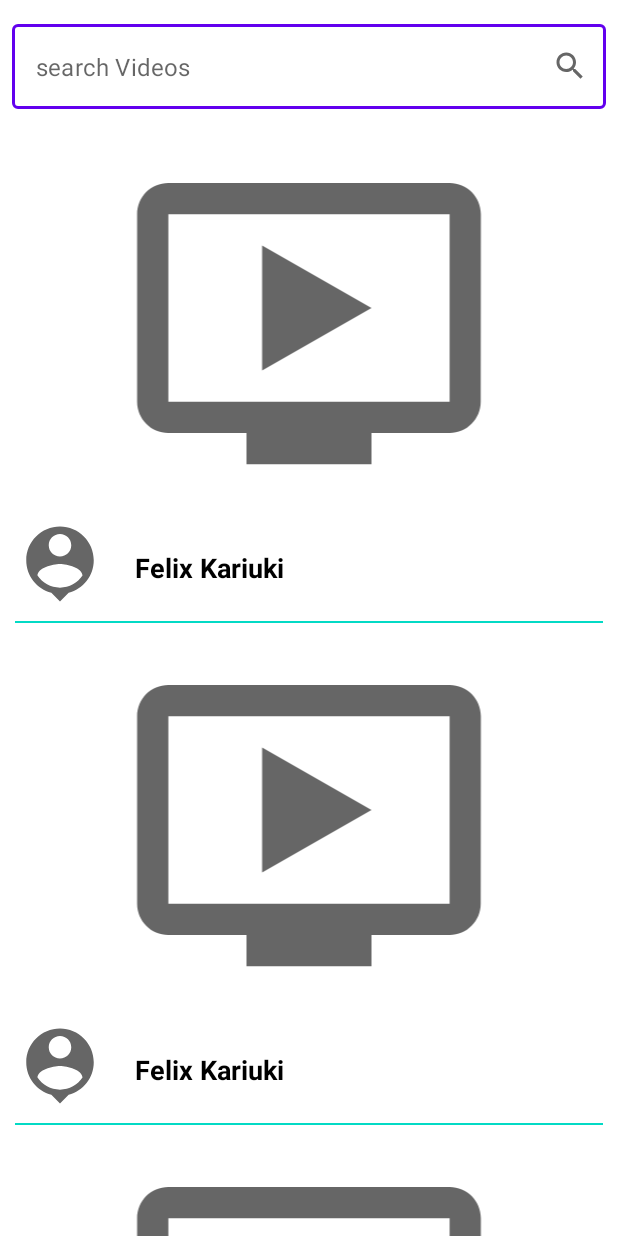
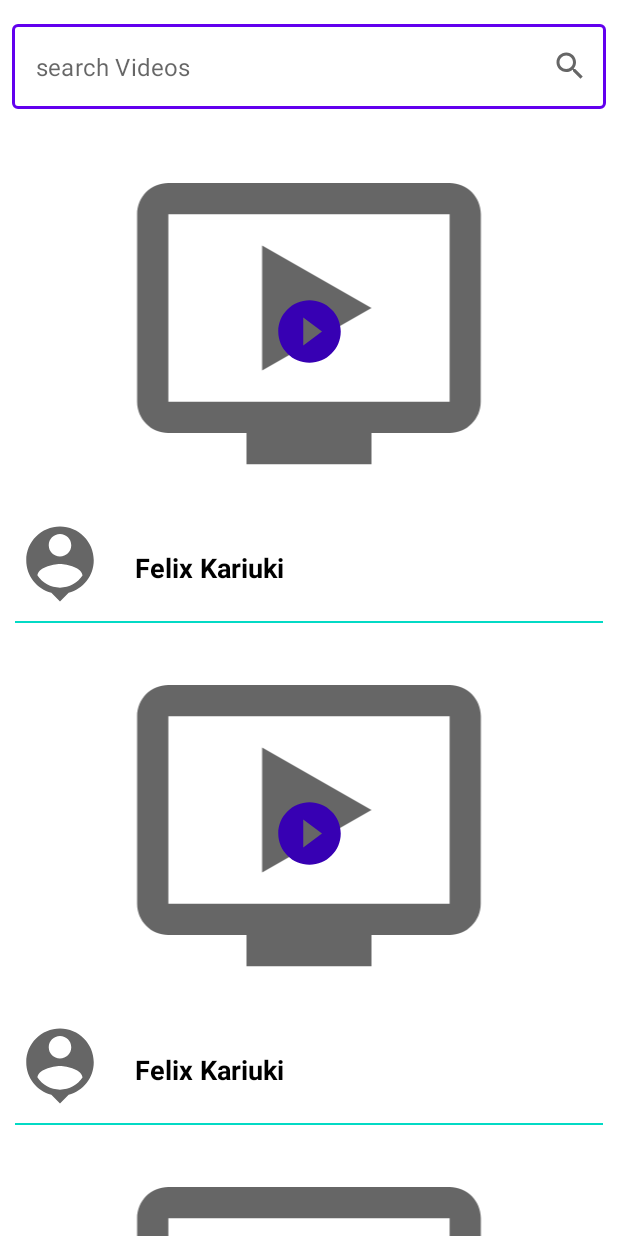
Before and after one commit to Felix-Kariuki/Pix, an Android app: the layout fragment_videos.xml on its own in the app's theme, with its tools: preview values and no code run, on a phone screen of 412 x 824 dp. Run offline under Robolectric (Android 15) with nearby library versions, the phone set to English and light mode, and no system bars.

Commit message:
play video

```diff
--- a/app/src/main/java/com/flexcode/pix/presentation/ui/fragments/VideosFragment.kt
+++ b/app/src/main/java/com/flexcode/pix/presentation/ui/fragments/VideosFragment.kt
@@ -8,6 +8,7 @@ import android.view.ViewGroup
 import androidx.core.view.isVisible
 import androidx.fragment.app.viewModels
 import androidx.lifecycle.lifecycleScope
+import androidx.navigation.fragment.findNavController
 import com.flexcode.pix.R
 import com.flexcode.pix.databinding.FragmentVideosBinding
 import com.flexcode.pix.presentation.adapters.VideoAdapter
@@ -32,8 +33,8 @@ class VideosFragment : Fragment() {
         _binding = FragmentVideosBinding.inflate(inflater,container,false)
 
         videoAdapter = VideoAdapter(VideoAdapter.OnClickListener {
-            //TODO : navigate
-
+            val action = VideosFragmentDirections.actionVideosFragmentToVideoDetailsFragment(it)
+            findNavController().navigate(action)
         })
 
         binding.videoSearchView.setEndIconOnClickListener {
--- /dev/null
+++ b/app/src/main/res/drawable/ic_play.xml
@@ -0,0 +1,5 @@
+<vector android:height="24dp" android:tint="#FFFFFF"
+    android:viewportHeight="24" android:viewportWidth="24"
+    android:width="24dp" xmlns:android="http://schemas.android.com/apk/res/android">
+    <path android:fillColor="@android:color/white" android:pathData="M12,2C6.48,2 2,6.48 2,12s4.48,10 10,10 10,-4.48 10,-10S17.52,2 12,2zM10,16.5v-9l6,4.5 -6,4.5z"/>
+</vector>
--- a/app/src/main/res/layout/video_item.xml
+++ b/app/src/main/res/layout/video_item.xml
@@ -16,6 +16,21 @@
         app:layout_constraintEnd_toEndOf="parent"
         app:layout_constraintStart_toStartOf="parent"
         app:layout_constraintTop_toTopOf="parent" />
+
+    <ImageView
+        android:id="@+id/ivVideoPlay"
+        android:layout_width="50dp"
+        android:layout_height="50dp"
+        android:layout_marginStart="10dp"
+        android:layout_marginTop="10dp"
+        android:layout_marginEnd="10dp"
+        android:elevation="11dp"
+        android:src="@drawable/ic_play"
+        app:layout_constraintEnd_toEndOf="parent"
+        app:layout_constraintStart_toStartOf="parent"
+        app:layout_constraintTop_toTopOf="@id/ivVideo"
+        app:layout_constraintBottom_toBottomOf="@id/ivVideo"
+        app:tint="@color/purple_700" />
 
     <de.hdodenhof.circleimageview.CircleImageView
         android:id="@+id/ivVideoUserPoster"
--- a/build.gradle
+++ b/build.gradle
@@ -1,5 +1,5 @@
 buildscript {
-    ext.kotlin_version = '1.7.0-RC'
+    ext.kotlin_version = '1.6.21'
     repositories {
         google()
         mavenCentral()
@@ -14,7 +14,7 @@ buildscript {
 plugins {
     id 'com.android.application' version '7.2.1' apply false
     id 'com.android.library' version '7.2.1' apply false
-    id 'org.jetbrains.kotlin.android' version '1.6.20' apply false
+    id 'org.jetbrains.kotlin.android' version '1.6.21' apply false
 }
 
 task clean(type: Delete) {
```
Also changed, not shown: app/src/main/java/com/flexcode/pix/presentation/ui/fragments/VideoDetailsFragment.kt (added, +48 -0 lines), app/src/main/java/com/flexcode/pix/presentation/viewModels/ImageDetailsViewModel.kt (+4 -0 lines), app/src/main/res/layout/fragment_video_details.xml (added, +17 -0 lines), app/src/main/res/navigation/navigation_graph.xml (+14 -1 lines).
